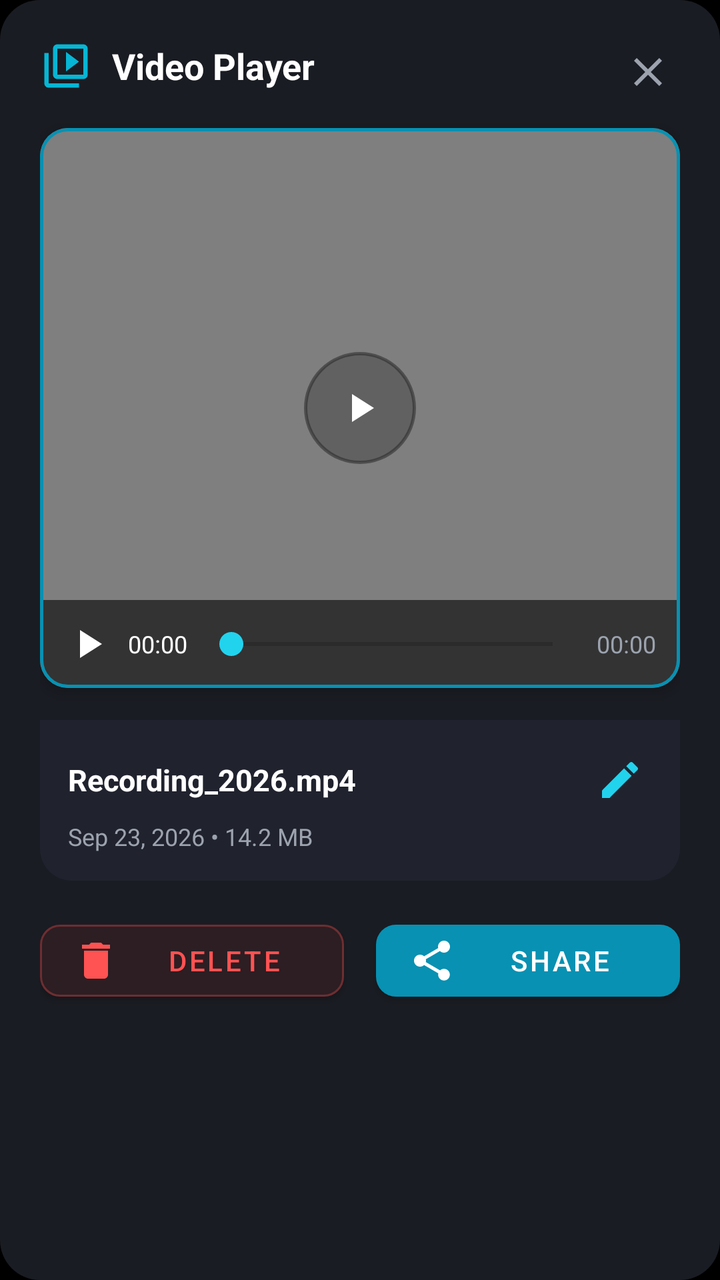
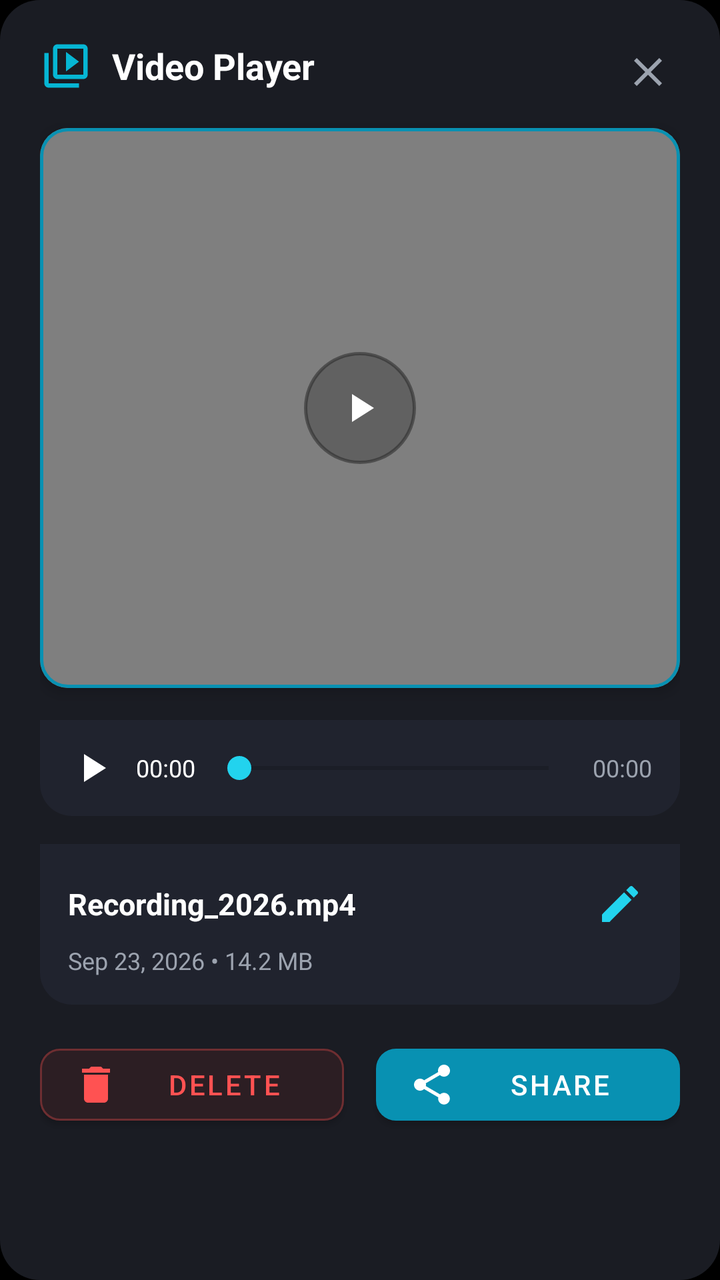

The first picture is an Android layout as it rendered before a commit; the second is the same layout after the commit. The layout source and the unified diff follow.
<!-- AndroidManifest.xml: application theme Theme.CustomScreen -->
<!-- res/layout/dialog_video_player.xml -->
<?xml version="1.0" encoding="utf-8"?>
<LinearLayout xmlns:android="http://schemas.android.com/apk/res/android"
    xmlns:app="http://schemas.android.com/apk/res-auto"
    android:layout_width="match_parent"
    android:layout_height="wrap_content"
    android:orientation="vertical"
    android:padding="20dp"
    android:background="@drawable/bg_player_dialog">

    
    <RelativeLayout
        android:layout_width="match_parent"
        android:layout_height="wrap_content"
        android:layout_marginBottom="12dp">

        <LinearLayout
            android:layout_width="wrap_content"
            android:layout_height="wrap_content"
            android:orientation="horizontal"
            android:gravity="center_vertical"
            android:layout_alignParentStart="true"
            android:layout_toStartOf="@id/btn_close_dialog">

            <ImageView
                android:layout_width="26dp"
                android:layout_height="26dp"
                android:src="@drawable/ic_video_library"
                app:tint="#06B6D4"
                android:contentDescription="Video Opener Icon"
                android:layout_marginEnd="10dp" />

            <TextView
                android:id="@+id/tv_dialog_header_title"
                android:layout_width="wrap_content"
                android:layout_height="wrap_content"
                android:text="Video Player"
                android:textColor="#FFFFFF"
                android:textSize="18sp"
                android:textStyle="bold" />
        </LinearLayout>

        <ImageButton
            android:id="@+id/btn_close_dialog"
            android:layout_width="32dp"
            android:layout_height="32dp"
            android:layout_alignParentEnd="true"
            android:layout_centerVertical="true"
            android:background="?attr/selectableItemBackgroundBorderless"
            android:src="@drawable/ic_close"
            app:tint="#9CA3AF"
            android:contentDescription="Close Player" />
    </RelativeLayout>

    
    <com.google.android.material.card.MaterialCardView
        android:id="@+id/player_card_container"
        android:layout_width="match_parent"
        android:layout_height="280dp"
        android:layout_gravity="center_horizontal"
        app:cardCornerRadius="14dp"
        app:cardBackgroundColor="#000000"
        app:cardElevation="4dp"
        app:strokeWidth="1.5dp"
        app:strokeColor="#0891B2"
        android:layout_marginBottom="16dp">

        <FrameLayout
            android:layout_width="match_parent"
            android:layout_height="match_parent">

            <VideoView
                android:id="@+id/player_video_view"
                android:layout_width="match_parent"
                android:layout_height="match_parent"
                android:layout_gravity="center" />

            
            <ImageButton
                android:id="@+id/btn_center_play_pause"
                android:layout_width="56dp"
                android:layout_height="56dp"
                android:layout_gravity="center"
                android:background="@drawable/bg_circle_nav"
                android:backgroundTint="#B3000000"
                android:padding="12dp"
                android:src="@drawable/ic_play"
                app:tint="#FFFFFF"
                android:contentDescription="Play or Pause Video" />

            
            <LinearLayout
                android:layout_width="match_parent"
                android:layout_height="wrap_content"
                android:layout_gravity="bottom"
                android:orientation="horizontal"
                android:gravity="center_vertical"
                android:paddingStart="8dp"
                android:paddingEnd="12dp"
                android:paddingTop="6dp"
                android:paddingBottom="6dp"
                android:background="@drawable/bg_player_controls">

                <ImageButton
                    android:id="@+id/btn_bar_play_pause"
                    android:layout_width="32dp"
                    android:layout_height="32dp"
                    android:background="?attr/selectableItemBackgroundBorderless"
                    android:src="@drawable/ic_play"
                    app:tint="#FFFFFF"
                    android:contentDescription="Play/Pause Bar Toggle" />

                <TextView
                    android:id="@+id/tv_current_time"
                    android:layout_width="wrap_content"
                    android:layout_height="wrap_content"
                    android:text="00:00"
                    android:textColor="#FFFFFF"
                    android:textSize="12sp"
                    android:layout_marginStart="4dp"
                    android:layout_marginEnd="6dp" />

                <SeekBar
                    android:id="@+id/player_seek_bar"
                    android:layout_width="0dp"
                    android:layout_height="wrap_content"
                    android:layout_weight="1"
                    android:progressTint="#06B6D4"
                    android:thumbTint="#22D3EE" />

                <TextView
                    android:id="@+id/tv_total_duration"
                    android:layout_width="wrap_content"
                    android:layout_height="wrap_content"
                    android:text="00:00"
                    android:textColor="#9CA3AF"
                    android:textSize="12sp"
                    android:layout_marginStart="6dp" />
            </LinearLayout>
        </FrameLayout>
    </com.google.android.material.card.MaterialCardView>

    
    <LinearLayout
        android:layout_width="match_parent"
        android:layout_height="wrap_content"
        android:orientation="vertical"
        android:background="@drawable/bg_player_controls"
        android:backgroundTint="#252836"
        android:padding="14dp"
        android:layout_marginBottom="16dp">

        <LinearLayout
            android:layout_width="match_parent"
            android:layout_height="wrap_content"
            android:orientation="horizontal"
            android:gravity="center_vertical">

            <TextView
                android:id="@+id/tv_player_filename"
                android:layout_width="0dp"
                android:layout_height="wrap_content"
                android:layout_weight="1"
                android:text="Recording_2026.mp4"
                android:textColor="#FFFFFF"
                android:textSize="15sp"
                android:textStyle="bold"
                android:singleLine="true"
                android:ellipsize="middle" />

            <ImageButton
                android:id="@+id/btn_rename_video"
                android:layout_width="32dp"
                android:layout_height="32dp"
                android:layout_marginStart="8dp"
                android:background="?attr/selectableItemBackgroundBorderless"
                android:src="@drawable/ic_edit"
                app:tint="#22D3EE"
                android:contentDescription="Rename Video" />
        </LinearLayout>

        <TextView
            android:id="@+id/tv_player_metadata"
            android:layout_width="match_parent"
            android:layout_height="wrap_content"
            android:layout_marginTop="4dp"
            android:text="Sep 23, 2026 • 14.2 MB"
            android:textColor="#9CA3AF"
            android:textSize="12sp" />
    </LinearLayout>

    
    <LinearLayout
        android:layout_width="match_parent"
        android:layout_height="wrap_content"
        android:orientation="horizontal"
        android:gravity="center">

        <com.google.android.material.button.MaterialButton
            android:id="@+id/btn_delete_video"
            android:layout_width="0dp"
            android:layout_height="48dp"
            android:layout_weight="1"
            android:layout_marginEnd="8dp"
            android:text="Delete"
            android:textColor="#FF5252"
            app:icon="@drawable/ic_delete"
            app:iconTint="#FF5252"
            app:backgroundTint="#2C1E23"
            app:strokeColor="#50FF5252"
            app:strokeWidth="1dp"
            app:cornerRadius="10dp" />

        <com.google.android.material.button.MaterialButton
            android:id="@+id/btn_share_video"
            android:layout_width="0dp"
            android:layout_height="48dp"
            android:layout_weight="1"
            android:layout_marginStart="8dp"
            android:text="Share"
            android:textColor="#FFFFFF"
            app:icon="@drawable/ic_share"
            app:iconTint="#FFFFFF"
            app:backgroundTint="#0891B2"
            app:cornerRadius="10dp" />
    </LinearLayout>

</LinearLayout>
<!-- resources referenced by this layout -->
<resources>
  <!-- drawable bg_circle_nav (drawable) -->
  <?xml version="1.0" encoding="utf-8"?>
  <shape xmlns:android="http://schemas.android.com/apk/res/android"
      android:shape="oval">
      <solid android:color="#55222222" />
      <stroke
          android:width="1.5dp"
          android:color="#88FFFFFF" />
      <size
          android:width="48dp"
          android:height="48dp" />
  </shape>
  <!-- drawable bg_player_controls (drawable) -->
  <?xml version="1.0" encoding="utf-8"?>
  <shape xmlns:android="http://schemas.android.com/apk/res/android"
      android:shape="rectangle">
      <solid android:color="#99000000" />
      <corners android:bottomLeftRadius="16dp" android:bottomRightRadius="16dp" />
  </shape>
  <!-- drawable bg_player_dialog (drawable) -->
  <?xml version="1.0" encoding="utf-8"?>
  <shape xmlns:android="http://schemas.android.com/apk/res/android"
      android:shape="rectangle">
      <solid android:color="#1A1C23" />
      <corners android:radius="20dp" />
  </shape>
  <!-- drawable ic_close (drawable) -->
  <vector xmlns:android="http://schemas.android.com/apk/res/android"
      android:width="24dp"
      android:height="24dp"
      android:viewportWidth="24"
      android:viewportHeight="24">
    <path
        android:fillColor="#FFFFFF"
        android:pathData="M19,6.41L17.59,5 12,10.59 6.41,5 5,6.41 10.59,12 5,17.59 6.41,19 12,13.41 17.59,19 19,17.59 13.41,12z"/>
  </vector>
  <!-- drawable ic_delete (drawable) -->
  <vector xmlns:android="http://schemas.android.com/apk/res/android"
      android:width="24dp"
      android:height="24dp"
      android:viewportWidth="24"
      android:viewportHeight="24">
    <path
        android:fillColor="#FF5252"
        android:pathData="M6,19c0,1.1 0.9,2 2,2h8c1.1,0 2,-0.9 2,-2V7H6v12zM19,4h-3.5l-1,-1h-5l-1,1H5v2h14V4z"/>
  </vector>
  <!-- drawable ic_edit (drawable) -->
  <vector xmlns:android="http://schemas.android.com/apk/res/android"
      android:width="24dp"
      android:height="24dp"
      android:viewportWidth="24"
      android:viewportHeight="24">
    <path
        android:fillColor="#000000"
        android:pathData="M3,17.25V21h3.75L17.81,9.94l-3.75,-3.75L3,17.25zM20.71,7.04c0.39,-0.39 0.39,-1.02 0,-1.41l-2.34,-2.34c-0.39,-0.39 -1.02,-0.39 -1.41,0l-1.83,1.83 3.75,3.75 1.83,-1.83z"/>
  </vector>
  <!-- drawable ic_play (drawable) -->
  <vector xmlns:android="http://schemas.android.com/apk/res/android"
      android:width="24dp"
      android:height="24dp"
      android:viewportWidth="24"
      android:viewportHeight="24">
    <path
        android:fillColor="#FFFFFF"
        android:pathData="M8,5v14l11,-7z"/>
  </vector>
  <!-- drawable ic_video_library (drawable) -->
  <vector xmlns:android="http://schemas.android.com/apk/res/android"
      android:width="64dp"
      android:height="64dp"
      android:viewportWidth="24"
      android:viewportHeight="24">
    <path
        android:fillColor="#8A8A8A"
        android:pathData="M4,6H2v14c0,1.1 0.9,2 2,2h14v-2H4V6zm16,-4H8c-1.1,0 -2,0.9 -2,2v12c0,1.1 0.9,2 2,2h12c1.1,0 2,-0.9 2,-2V4c0,-1.1 -0.9,-2 -2,-2zm0,14H8V4h12v12zM12,5.5v9l6,-4.5z"/>
  </vector>
  <style name="Theme.CustomScreen" parent="Theme.MaterialComponents.DayNight.NoActionBar">
          <item name="android:windowBackground">@android:color/black</item>
          <item name="android:statusBarColor">@android:color/transparent</item>
          <item name="android:navigationBarColor">@android:color/transparent</item>
          <item name="android:windowLightStatusBar">false</item>
          <item name="android:windowLightNavigationBar">false</item>
      </style>
  <!-- unchanged entries left out for length: 1 -->
</resources>

<!-- the commit's change to res/layout/dialog_video_player.xml (unified diff, before → after) -->
@@ -86,58 +86,59 @@
                 android:src="@drawable/ic_play"
                 app:tint="#FFFFFF"
                 android:contentDescription="Play or Pause Video" />
-
-            
-            <LinearLayout
-                android:layout_width="match_parent"
-                android:layout_height="wrap_content"
-                android:layout_gravity="bottom"
-                android:orientation="horizontal"
-                android:gravity="center_vertical"
-                android:paddingStart="8dp"
-                android:paddingEnd="12dp"
-                android:paddingTop="6dp"
-                android:paddingBottom="6dp"
-                android:background="@drawable/bg_player_controls">
-
-                <ImageButton
-                    android:id="@+id/btn_bar_play_pause"
-                    android:layout_width="32dp"
-                    android:layout_height="32dp"
-                    android:background="?attr/selectableItemBackgroundBorderless"
-                    android:src="@drawable/ic_play"
-                    app:tint="#FFFFFF"
-                    android:contentDescription="Play/Pause Bar Toggle" />
-
-                <TextView
-                    android:id="@+id/tv_current_time"
-                    android:layout_width="wrap_content"
-                    android:layout_height="wrap_content"
-                    android:text="00:00"
-                    android:textColor="#FFFFFF"
-                    android:textSize="12sp"
-                    android:layout_marginStart="4dp"
-                    android:layout_marginEnd="6dp" />
-
-                <SeekBar
-                    android:id="@+id/player_seek_bar"
-                    android:layout_width="0dp"
-                    android:layout_height="wrap_content"
-                    android:layout_weight="1"
-                    android:progressTint="#06B6D4"
-                    android:thumbTint="#22D3EE" />
-
-                <TextView
-                    android:id="@+id/tv_total_duration"
-                    android:layout_width="wrap_content"
-                    android:layout_height="wrap_content"
-                    android:text="00:00"
-                    android:textColor="#9CA3AF"
-                    android:textSize="12sp"
-                    android:layout_marginStart="6dp" />
-            </LinearLayout>
         </FrameLayout>
     </com.google.android.material.card.MaterialCardView>
+
+    
+    <LinearLayout
+        android:layout_width="match_parent"
+        android:layout_height="wrap_content"
+        android:orientation="horizontal"
+        android:gravity="center_vertical"
+        android:paddingStart="10dp"
+        android:paddingEnd="14dp"
+        android:paddingTop="8dp"
+        android:paddingBottom="8dp"
+        android:background="@drawable/bg_player_controls"
+        android:backgroundTint="#252836"
+        android:layout_marginBottom="14dp">
+
+        <ImageButton
+            android:id="@+id/btn_bar_play_pause"
+            android:layout_width="32dp"
+            android:layout_height="32dp"
+            android:background="?attr/selectableItemBackgroundBorderless"
+            android:src="@drawable/ic_play"
+            app:tint="#FFFFFF"
+            android:contentDescription="Play/Pause Bar Toggle" />
+
+        <TextView
+            android:id="@+id/tv_current_time"
+            android:layout_width="wrap_content"
+            android:layout_height="wrap_content"
+            android:text="00:00"
+            android:textColor="#FFFFFF"
+            android:textSize="12sp"
+            android:layout_marginStart="6dp"
+            android:layout_marginEnd="6dp" />
+
+        <SeekBar
+            android:id="@+id/player_seek_bar"
+            android:layout_width="0dp"
+            android:layout_height="wrap_content"
+            android:layout_weight="1"
+            android:progressTint="#06B6D4"
+            android:thumbTint="#22D3EE" />
+
+        <TextView
+            android:id="@+id/tv_total_duration"
+            android:layout_width="wrap_content"
+            android:layout_height="wrap_content"
+            android:text="00:00"
+            android:textColor="#9CA3AF"
+            android:textSize="12sp"
+            android:layout_marginStart="6dp" />
+    </LinearLayout>
 
     
     <LinearLayout
